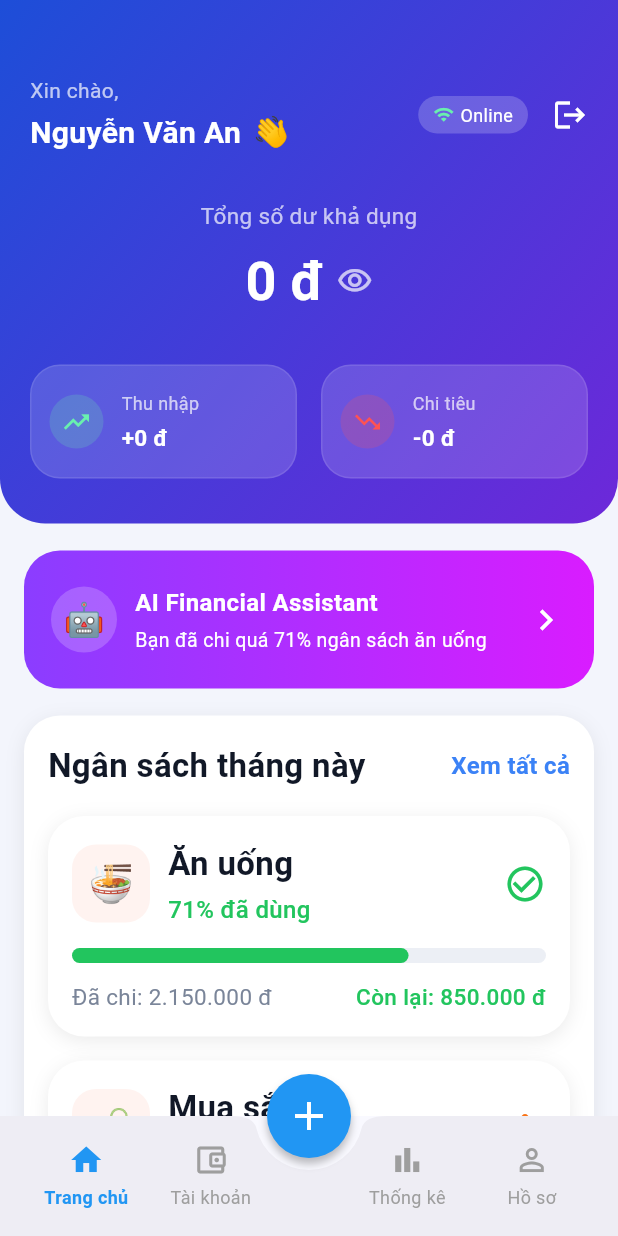
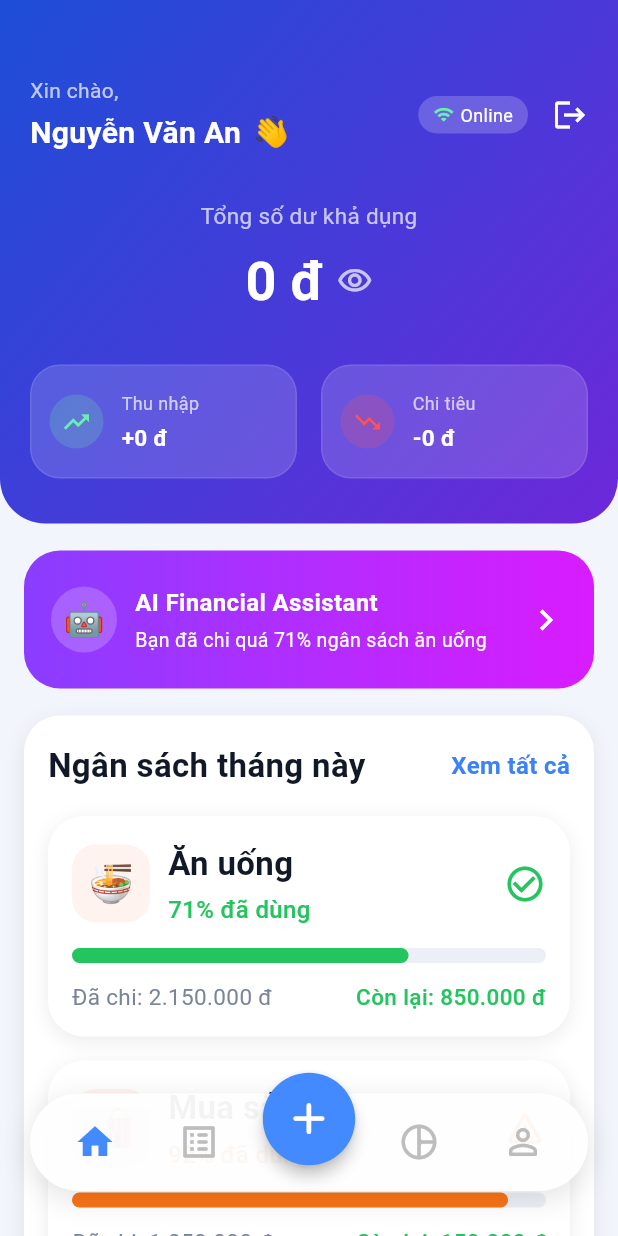
Before and after one commit to moulnef/QuanLiChiTieuCaNhan, a Flutter app: the screen it shows once a user with an empty profile is signed in, on a phone screen of 412 x 824 dp. Run offline on Flutter 3.47's test engine with Material 3 defaults, Android fonts, the phone set to English and light mode, and no system bars; our stand-ins replace cloud_firestore, easy_localization, firebase_auth, firebase_core, flutter_riverpod, image_picker and 3 more; missing offline and left inert: google_mlkit_text_recognition; accounts and stored records are empty.

Commit message:
Update scan, pop-up, bottom navbar

```diff
--- a/lib/ui/home/main_screen.dart
+++ b/lib/ui/home/main_screen.dart
@@ -1,9 +1,12 @@
+import 'dart:io';
+import 'package:image_picker/image_picker.dart';
+import 'package:permission_handler/permission_handler.dart';
 import 'package:flutter/material.dart';
+
+// --- Các file import của dự án ---
+import '../../services/ocr_service.dart';
 import '../../ui/home/home_screen.dart';
 import '../../ui/transaction/transaction_list_page.dart';
-// 💡 ĐÃ VÁ: Tạm thời comment các trang bị thiếu để hết lỗi đỏ
-// import '../../ui/stats/stats_screen.dart';
-// import '../../ui/settings/profile_screen.dart';
 import '../../ui/transaction/create_transaction_page.dart';
 
 class TabNavigator extends StatelessWidget {
@@ -34,7 +37,15 @@ class _MainScreenState extends State<MainScreen> with SingleTickerProviderStateM
   int _selectedIndex = 0;
   bool _isMenuOpen = false;
   late AnimationController _animationController;
-  late Animation<double> _rotationAnimation;
+  late Animation<double> _rotationAnimation; // 💡 THÊM BIẾN XOAY
+
+  final List<Widget> _pages = [
+    const HomePage(),
+    const TransactionListPage(),
+    const SizedBox(),
+    const Scaffold(body: Center(child: Text("Trang Thống Kê"))),
+    const Scaffold(body: Center(child: Text("Trang Cá Nhân"))),
+  ];
 
   final List<GlobalKey<NavigatorState>> _navigatorKeys = [
     GlobalKey<NavigatorState>(),
@@ -44,11 +55,19 @@ class _MainScreenState extends State<MainScreen> with SingleTickerProviderStateM
     GlobalKey<NavigatorState>(),
   ];
 
+  final OCRService _ocrService = OCRService();
+
   @override
   void initState() {
     super.initState();
-    _animationController = AnimationController(vsync: this, duration: const Duration(milliseconds: 200));
-    _rotationAnimation = Tween<double>(begin: 0.0, end: 0.125).animate(CurvedAnimation(parent: _animationController, curve: Curves.easeInOut));
+    _animationController = AnimationController(
+        vsync: this,
+        duration: const Duration(milliseconds: 250)
+    );
+    // 💡 TẠO HIỆU ỨNG XOAY 45 ĐỘ (0.125 của 1 vòng tròn)
+    _rotationAnimation = Tween<double>(begin: 0.0, end: 0.125).animate(
+        CurvedAnimation(parent: _animationController, curve: Curves.easeInOut)
+    );
   }
 
   @override
@@ -58,8 +77,11 @@ class _MainScreenState extends State<MainScreen> with SingleTickerProviderStateM
   }
 
   void _toggleMenu() {
-    if (_isMenuOpen) _animationController.reverse();
-    else _animationController.forward();
+    if (_isMenuOpen) {
+      _animationController.reverse();
+    } else {
+      _animationController.forward();
+    }
     setState(() => _isMenuOpen = !_isMenuOpen);
   }
 
@@ -69,115 +91,227 @@ class _MainScreenState extends State<MainScreen> with SingleTickerProviderStateM
     setState(() => _selectedIndex = index);
   }
 
-  void _openCreateTransaction() {
-    _navigatorKeys[_selectedIndex].currentState!.push(
-        MaterialPageRoute(builder: (_) => const CreateTransactionPage())
-    );
+  Future<void> _handleInvoiceScan() async {
+    await Permission.photos.request();
+    final ImagePicker picker = ImagePicker();
+    final XFile? image = await picker.pickImage(source: ImageSource.gallery);
+
+    if (image != null) {
+      if (!mounted) return;
+      _toggleMenu();
+
+      showDialog(
+          context: context,
+          barrierDismissible: false,
+          builder: (_) => const Center(child: CircularProgressIndicator())
+      );
+
+      final result = await _ocrService.scanReceipt(File(image.path));
+
+      if (!mounted) return;
+      Navigator.pop(context);
+
+      if (result != null && result['amount'] != null) {
+        Navigator.push(
+            context,
+            MaterialPageRoute(
+                builder: (_) => CreateTransactionPage(
+                  initialAmount: result['amount'],
+                  initialNote: "Quét từ hóa đơn",
+                )
+            )
+        );
+      } else {
+        ScaffoldMessenger.of(context).showSnackBar(
+            const SnackBar(content: Text('Không tìm thấy số tiền hợp lệ trong ảnh!'))
+        );
+      }
+    }
   }
+
+  // --- Giao diện (UI) ---
 
   @override
   Widget build(BuildContext context) {
     return Scaffold(
+      backgroundColor: Colors.grey[100],
+
       body: Stack(
         children: [
+
           IndexedStack(
             index: _selectedIndex,
-            children: [
-              TabNavigator(navigatorKey: _navigatorKeys[0], rootPage: const HomePage()),
-              TabNavigator(navigatorKey: _navigatorKeys[1], rootPage: const TransactionListPage()),
-              const SizedBox.shrink(),
-              // 💡 ĐÃ VÁ: Thay StatsPage và ProfilePage bằng Widget tạm thời để hết lỗi
-              TabNavigator(navigatorKey: _navigatorKeys[3], rootPage: const Scaffold(body: Center(child: Text("Màn hình Thống kê")))),
-              TabNavigator(navigatorKey: _navigatorKeys[4], rootPage: const Scaffold(body: Center(child: Text("Màn hình Hồ sơ")))),
-            ],
+            children: _pages,
           ),
-          if (_isMenuOpen) GestureDetector(onTap: _toggleMenu, child: Container(color: Colors.black54)),
+
           if (_isMenuOpen)
-            Positioned(
-              bottom: 32,
-              left: 0, right: 0,
-              child: Column(
-                mainAxisSize: MainAxisSize.min,
-                children: [
-                  _buildMenuOption(icon: Icons.document_scanner_outlined, iconColor: Colors.orange, bgColor: Colors.orange.shade50, label: "Quét hóa đơn", onTap: () {}),
-                  _buildMenuOption(icon: Icons.mic_none, iconColor: Colors.deepPurple, bgColor: Colors.deepPurple.shade50, label: "Nhập giọng nói", onTap: () {}),
-                  _buildMenuOption(
-                    icon: Icons.edit_outlined,
-                    iconColor: Colors.blue,
-                    bgColor: Colors.blue.shade50,
-                    label: "Thêm thủ công",
-                    onTap: _openCreateTransaction,
-                    bottomMargin: 0,
-                  ),
-                ],
+            GestureDetector(
+              onTap: _toggleMenu,
+              child: Container(
+                color: Colors.black.withOpacity(0.4),
               ),
             ),
+
+          // LỚP 3: Menu 3 nút nảy lên từ dưới
+          AnimatedPositioned(
+            duration: const Duration(milliseconds: 350),
+            curve: Curves.easeOutBack,
+            bottom: _isMenuOpen ? 130 : 50,
+            left: 0,
+            right: 0,
+            child: IgnorePointer(
+              ignoring: !_isMenuOpen,
+              child: AnimatedOpacity(
+                duration: const Duration(milliseconds: 200),
+                opacity: _isMenuOpen ? 1.0 : 0.0,
+                child: Row(
+                  mainAxisAlignment: MainAxisAlignment.center,
+                  mainAxisSize: MainAxisSize.max,
+                  children: [
+                    _buildIconOption(
+                      icon: Icons.document_scanner_rounded,
+                      bgColor: Colors.orange.shade50,
+                      iconColor: Colors.orange,
+                      onTap: _handleInvoiceScan,
+                    ),
+                    const SizedBox(width: 24),
+                    _buildIconOption(
+                      icon: Icons.mic_rounded,
+                      bgColor: Colors.blue.shade50,
+                      iconColor: Colors.blue,
+                      onTap: () {
+                        // TODO: Gắn hàm xử lý giọng nói vào đây
+                      },
+                    ),
+                    const SizedBox(width: 24),
+                    _buildIconOption(
+                      icon: Icons.edit_rounded,
+                      bgColor: Colors.green.shade50,
+                      iconColor: Colors.green,
+                      onTap: () {
+                        _toggleMenu();
+                        Navigator.push(context, MaterialPageRoute(builder: (_) => const CreateTransactionPage()));
+                      },
+                    ),
+                  ],
+                ),
+              ),
+            ),
+          ),
+
+          // LỚP 4: Navbar nổi dưới cùng (Phong cách iPhone)
+          Positioned(
+            bottom: 30,
+            left: 20,
+            right: 20,
+            child: SafeArea(
+              child: Container(
+                height: 65,
+                decoration: BoxDecoration(
+                  color: Colors.white.withOpacity(0.95),
+                  borderRadius: BorderRadius.circular(40),
+                  boxShadow: [
+                    BoxShadow(
+                      color: Colors.black.withOpacity(0.1),
+                      spreadRadius: 1,
+                      blurRadius: 15,
+                      offset: const Offset(0, 5),
+                    ),
+                  ],
+                ),
+                child: Row(
+                  mainAxisAlignment: MainAxisAlignment.spaceEvenly,
+                  children: [
+                    _buildNavItem(0, Icons.home_rounded, Icons.home),
+                    _buildNavItem(1, Icons.list_alt_rounded, Icons.list),
+                    const SizedBox(width: 60),
+                    _buildNavItem(3, Icons.pie_chart_outline_rounded, Icons.pie_chart),
+                    _buildNavItem(4, Icons.person_outline_rounded, Icons.person),
+                  ],
+                ),
+              ),
+            ),
+          ),
+
+          // 💡 LỚP 5: Nút Dấu cộng (+) xoay
+          Positioned(
+            bottom: 50,
+            left: 0,
+            right: 0,
+            child: Align(
+              alignment: Alignment.center,
+              child: Transform.scale(
+                scale: 1.1,
+                child: FloatingActionButton(
+                  onPressed: _toggleMenu,
+                  backgroundColor: Colors.blueAccent,
+                  elevation: 4,
+                  shape: const CircleBorder(),
+                  // 💡 ĐÃ SỬA: Đổi thành Icon dấu cộng và bọc trong RotationTransition
+                  child: RotationTransition(
+                    turns: _rotationAnimation,
+                    child: const Icon(
+                      Icons.add_rounded,
+                      size: 32,
+                      color: Colors.white,
+                    ),
+                  ),
+                ),
+              ),
+            ),
+          ),
         ],
       ),
+    );
+  }
 
-      floatingActionButton: GestureDetector(
-        onTap: _toggleMenu,
-        child: Container(
-          width: 56, height: 56,
-          decoration: const BoxDecoration(color: Colors.blue, shape: BoxShape.circle, boxShadow: [BoxShadow(color: Colors.black26, blurRadius: 4, offset: Offset(0, 4))]),
-          child: RotationTransition(turns: _rotationAnimation, child: const Icon(Icons.add, color: Colors.white, size: 32)),
+  Widget _buildIconOption({
+    required IconData icon,
+    required Color bgColor,
+    required Color iconColor,
+    required VoidCallback onTap,
+  }) {
+    return GestureDetector(
+      onTap: onTap,
+      child: Container(
+        width: 56,
+        height: 56,
+        decoration: BoxDecoration(
+          color: bgColor,
+          shape: BoxShape.circle,
+          boxShadow: [
+            BoxShadow(
+              color: Colors.black.withOpacity(0.15),
+              blurRadius: 10,
+              offset: const Offset(0, 4),
+            )
+          ],
         ),
+        child: Icon(icon, color: iconColor, size: 28),
       ),
-      floatingActionButtonLocation: FloatingActionButtonLocation.centerDocked,
+    );
+  }
 
-      bottomNavigationBar: BottomAppBar(
-        shape: const CircularNotchedRectangle(), notchMargin: 8.0,
-        child: SizedBox(
-          height: 60,
-          child: Row(
-            mainAxisAlignment: MainAxisAlignment.spaceBetween,
-            children: [
-              _buildNavItem(0, Icons.home_outlined, Icons.home, 'Trang chủ'),
-              _buildNavItem(1, Icons.account_balance_wallet_outlined, Icons.account_balance_wallet, 'Tài khoản'),
-              const SizedBox(width: 48),
-              _buildNavItem(3, Icons.bar_chart_outlined, Icons.bar_chart, 'Thống kê'),
-              _buildNavItem(4, Icons.person_outline, Icons.person, 'Hồ sơ'),
-            ],
+  Widget _buildNavItem(int index, IconData outlineIcon, IconData filledIcon) {
+    bool isSelected = _selectedIndex == index;
+    return GestureDetector(
+      onTap: () => _onItemTapped(index),
+      behavior: HitTestBehavior.opaque,
+      child: Padding(
+        padding: const EdgeInsets.symmetric(horizontal: 12.0),
+        child: AnimatedSwitcher(
+          duration: const Duration(milliseconds: 200),
+          transitionBuilder: (Widget child, Animation<double> animation) {
+            return ScaleTransition(scale: animation, child: child);
+          },
+          child: Icon(
+            isSelected ? filledIcon : outlineIcon,
+            key: ValueKey<bool>(isSelected),
+            color: isSelected ? Colors.blueAccent : Colors.grey.shade400,
+            size: 28,
           ),
         ),
       ),
     );
   }
-
-  Widget _buildMenuOption({required IconData icon, required Color iconColor, required Color bgColor, required String label, required VoidCallback onTap, double bottomMargin = 16}) {
-    return GestureDetector(
-      onTap: () { _toggleMenu(); onTap(); },
-      child: Container(
-        margin: EdgeInsets.only(bottom: bottomMargin),
-        padding: const EdgeInsets.symmetric(horizontal: 20, vertical: 10),
-        decoration: BoxDecoration(color: Colors.white, borderRadius: BorderRadius.circular(30), boxShadow: const [BoxShadow(color: Colors.black12, blurRadius: 8, offset: Offset(0, 4))]),
-        child: Row(
-          mainAxisSize: MainAxisSize.min,
-          children: [
-            Container(padding: const EdgeInsets.all(8), decoration: BoxDecoration(color: bgColor, shape: BoxShape.circle), child: Icon(icon, color: iconColor, size: 22)),
-            const SizedBox(width: 12),
-            Text(label, style: const TextStyle(fontSize: 16, fontWeight: FontWeight.w500)),
-          ],
-        ),
-      ),
-    );
-  }
-
-  Widget _buildNavItem(int index, IconData icon, IconData activeIcon, String label) {
-    bool isSelected = _selectedIndex == index;
-    return Expanded(
-      child: GestureDetector(
-        onTap: () => _onItemTapped(index),
-        behavior: HitTestBehavior.opaque,
-        child: Column(
-          mainAxisSize: MainAxisSize.min, mainAxisAlignment: MainAxisAlignment.center,
-          children: [
-            Icon(isSelected ? activeIcon : icon, color: isSelected ? Colors.blue : Colors.grey),
-            const SizedBox(height: 4),
-            Text(label, style: TextStyle(color: isSelected ? Colors.blue : Colors.grey, fontSize: 12, fontWeight: isSelected ? FontWeight.bold : FontWeight.normal)),
-          ],
-        ),
-      ),
-    );
-  }
 }
--- a/pubspec.yaml
+++ b/pubspec.yaml
@@ -11,6 +11,9 @@ dependencies:
   flutter:
     sdk: flutter
 
+  image_picker: ^1.0.7        # Để chụp ảnh hoặc chọn ảnh từ thư viện
+  google_mlkit_text_recognition: ^0.11.0 # Để nhận diện chữ viết từ ảnh
+  permission_handler: ^11.3.0
   # --- QUẢN LÝ TRẠNG THÁI (STATE MANAGEMENT) ---
   # Dùng cho TransactionController (ChangeNotifier)
   provider: ^6.1.2
```
Also changed, not shown: lib/services/ocr_service.dart (added, +53 -0 lines), lib/ui/transaction/create_transaction_page.dart (+17 -2 lines), pubspec.lock, 2 other files.
